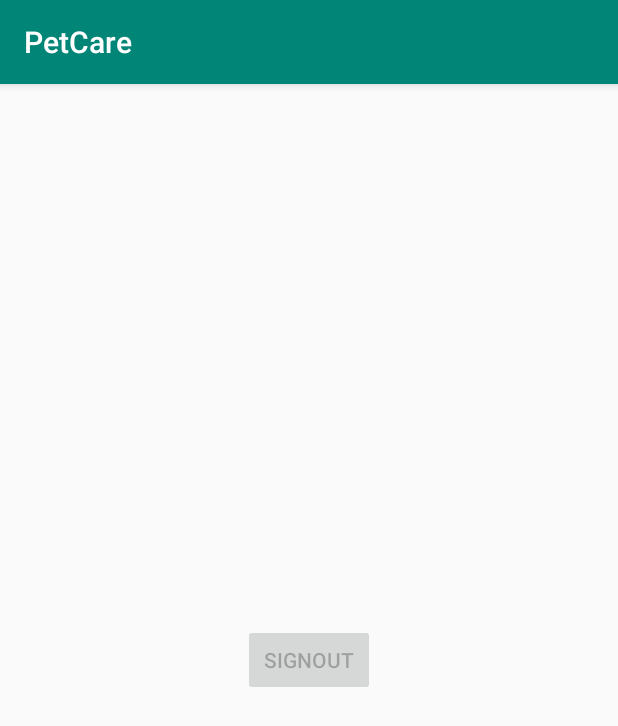
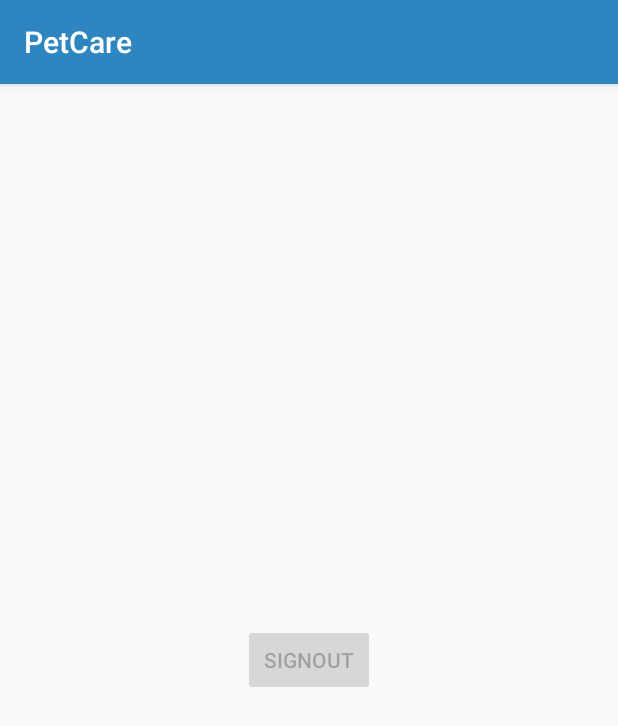
Before and after one commit to karichalobato/PetCare, an Android app: the screen it shows after launch (MainActivity), on a phone screen of 412 x 824 dp. Shown: the top 726 px of the screen. Run offline under Robolectric (Android 15) with nearby library versions, the phone set to English and light mode, and no system bars; our stand-ins replace Firebase (no records; nobody signed in at launch, a user with empty details on screens opened directly); libraries missing offline, so code that uses them is left out: com.firebase.ui; 2 statements that could not run were skipped.

Commit message:
Modo Tutti ON

```diff
--- a/app/src/main/java/com/cuidadoanimal/petcare/login.kt
+++ b/app/src/main/java/com/cuidadoanimal/petcare/login.kt
@@ -10,6 +10,7 @@ import android.view.LayoutInflater
 import android.view.View
 import android.view.ViewGroup
 import android.widget.Toast
+import androidx.annotation.DrawableRes
 import com.firebase.ui.auth.AuthUI
 import com.firebase.ui.auth.IdpResponse
 import com.google.firebase.auth.FirebaseAuth
@@ -108,6 +109,7 @@ class login : Fragment() {
         startActivityForResult(
             AuthUI.getInstance().createSignInIntentBuilder()
                 .setAvailableProviders(providers)
+                .setLogo(R.drawable.cat)
                 .setTheme(R.style.MyTheme)
                 .build(), MY_REQUEST_CODE
         )
--- a/app/src/main/res/values/colors.xml
+++ b/app/src/main/res/values/colors.xml
@@ -1,6 +1,7 @@
 <?xml version="1.0" encoding="utf-8"?>
 <resources>
-    <color name="colorPrimary">#008577</color>
-    <color name="colorPrimaryDark">#00574B</color>
-    <color name="colorAccent">#D81B60</color>
+    <color name="colorPrimary">#2E86C1</color>
+    <color name="colorPrimaryDark">#154360</color>
+    <color name="colorAccent">#7FB3D5</color>
+    <color name="colorBackground">#AED6F1</color>
 </resources>
--- a/app/src/main/res/values/styles.xml
+++ b/app/src/main/res/values/styles.xml
@@ -9,7 +9,7 @@
     </style>
 
     <style name="MyTheme" parent="AppTheme">
-        <item name="android:windowBackground">@android:color/white</item>
+        <item name="android:windowBackground">@color/colorBackground</item>
     </style>
 
 
```
Also changed, not shown: app/src/main/res/drawable/cat.png (added), app/src/main/res/drawable/userlogin.png (deleted).
